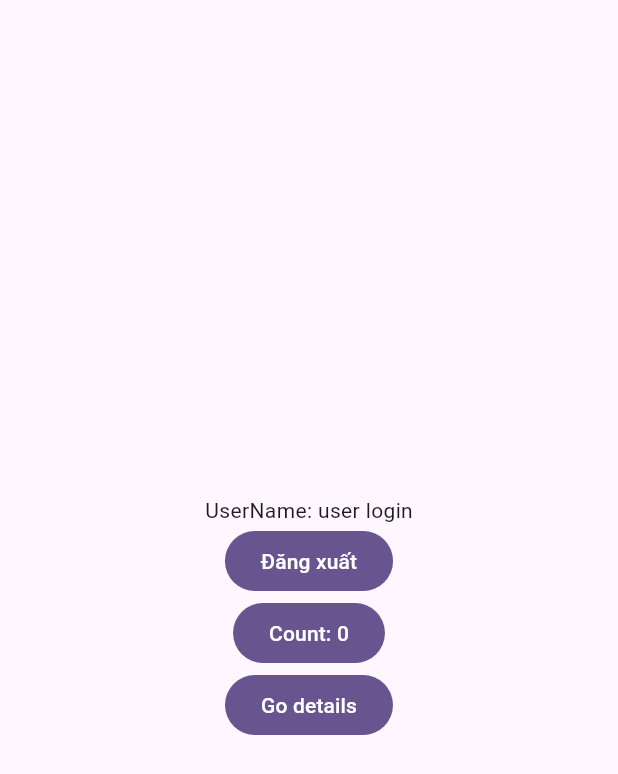
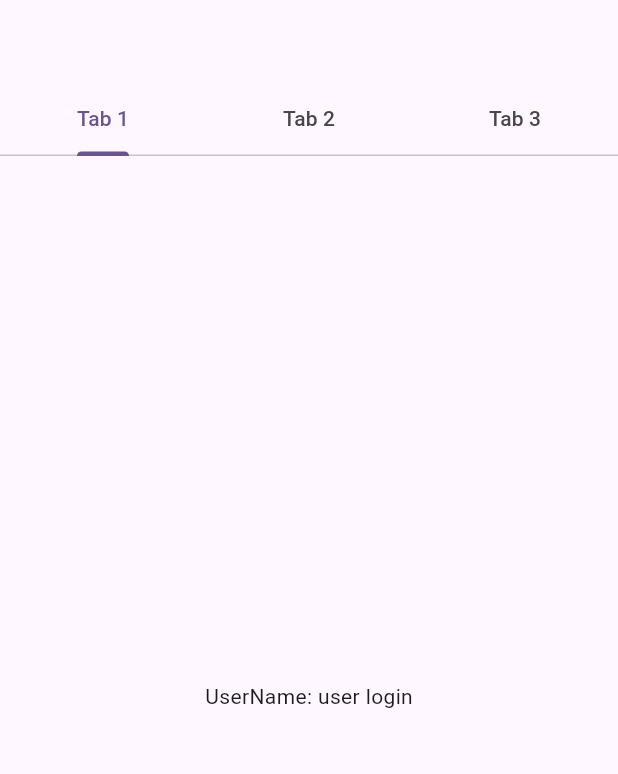
Before and after one commit to CK1412/flutter-template, a Flutter app: the screen it shows after launch, after a tap on "Đăng nhập", on a phone screen of 412 x 824 dp. Shown: the top 774 px of the screen. Run offline on Flutter 3.47's test engine with Material 2 defaults, Android fonts, the phone set to English and light mode, and no system bars; our stand-ins replace bloc_concurrency, equatable, flutter_bloc, flutter_secure_storage, get_it, go_router and 1 more; accounts and stored records are empty.

Commit message:
create nested navigation example with tabview

```diff
--- a/lib/app/navigation/app_router.dart
+++ b/lib/app/navigation/app_router.dart
@@ -9,7 +9,6 @@ import 'package:flutter_web_template/presentation/pages/details/details_page.dar
 import 'package:flutter_web_template/presentation/pages/home/home_page.dart';
 import 'package:flutter_web_template/presentation/pages/login/login_page.dart';
 import 'package:flutter_web_template/presentation/pages/sign_up/sign_up_page.dart';
-import 'package:flutter_web_template/shared/observers/app_navigator_observer.dart';
 import 'package:go_router/go_router.dart';
 
 import '../dependencies.dart';
@@ -21,15 +20,29 @@ class AppRouter {
 
   final GoRouter _router = GoRouter(
     navigatorKey: _rootNavigatorKey,
-    observers: [
-      AppNavigatorObserver(),
-    ],
+    // observers: [
+    //   AppNavigatorObserver(),
+    // ],
+    debugLogDiagnostics: true,
     errorBuilder: (context, state) => const ErrorPage(),
     routes: [
       GoRoute(
         name: AppRoutes.root.name,
         path: AppRoutes.root.path,
-        builder: (context, state) => const HomePage(),
+        redirect: (context, state) => AppRoutes.home.initPath,
+      ),
+      GoRoute(
+        name: AppRoutes.home.name,
+        path: AppRoutes.home.path,
+        pageBuilder: (context, state) {
+          final tabIndexValue = state.pathParameters['tab'];
+          final tabIndex = int.tryParse(tabIndexValue.toString()) ?? 0;
+          return NoTransitionPage(
+            name: state.name,
+            key: state.pageKey,
+            child: HomePage(tabIndex: tabIndex),
+          );
+        },
         routes: [
           GoRoute(
             name: AppRoutes.details.name,
--- a/lib/app/navigation/app_routes.dart
+++ b/lib/app/navigation/app_routes.dart
@@ -1,6 +1,6 @@
 enum AppRoutes {
   root(name: 'root', path: '/'),
-  home(name: 'home', path: '/home'),
+  home(name: 'home', path: '/home/:tab'),
   login(name: 'login', path: '/accounts/login'),
   signUp(name: 'signUp', path: '/accounts/signup'),
   details(name: 'details', path: 'details');
@@ -22,3 +22,12 @@ enum AppRoutes {
   @override
   String toString() => name;
 }
+
+extension AppRoutesEx on AppRoutes {
+  String get initPath {
+    return switch (this) {
+      AppRoutes.home => '/home/0',
+      _ => '/',
+    };
+  }
+}
--- a/lib/presentation/pages/home/bloc/home_bloc.dart
+++ b/lib/presentation/pages/home/bloc/home_bloc.dart
@@ -12,6 +12,7 @@ class HomeBloc extends Bloc<HomeEvent, HomeState> {
   HomeBloc() : super(const HomeState()) {
     on<InitialData>(_onInitialData);
     on<CountIncreased>(_onCountIncreased, transformer: droppable());
+    on<TabIndexChanged>(_onTabIndexChanged);
   }
 
   FutureOr<void> _onInitialData(
@@ -19,6 +20,7 @@ class HomeBloc extends Bloc<HomeEvent, HomeState> {
     Emitter<HomeState> emit,
   ) {
     // init data state
+    emit(state.copyWith(tabIndex: event.tabIndex));
   }
 
   FutureOr<void> _onCountIncreased(
@@ -28,4 +30,11 @@ class HomeBloc extends Bloc<HomeEvent, HomeState> {
     await Future.delayed(const Duration(seconds: 1));
     emit(state.copyWith(count: state.count + 1));
   }
+
+  FutureOr<void> _onTabIndexChanged(
+    TabIndexChanged event,
+    Emitter<HomeState> emit,
+  ) {
+    emit(state.copyWith(tabIndex: event.value));
+  }
 }
--- a/lib/presentation/pages/home/bloc/home_event.dart
+++ b/lib/presentation/pages/home/bloc/home_event.dart
@@ -5,9 +5,17 @@ abstract class HomeEvent {
 }
 
 class InitialData extends HomeEvent {
-  InitialData();
+  final int? tabIndex;
+
+  InitialData({this.tabIndex});
 }
 
 class CountIncreased extends HomeEvent {
   CountIncreased();
 }
+
+class TabIndexChanged extends HomeEvent {
+  final int value;
+
+  TabIndexChanged(this.value);
+}
--- a/lib/presentation/pages/home/bloc/home_state.dart
+++ b/lib/presentation/pages/home/bloc/home_state.dart
@@ -2,23 +2,28 @@ part of 'home_bloc.dart';
 
 class HomeState extends Equatable {
   final BlocStatus blocStatus;
+
   final int count;
+  final int tabIndex;
 
   const HomeState({
     this.blocStatus = BlocStatus.success,
     this.count = 0,
+    this.tabIndex = 0,
   });
 
   @override
-  List<Object> get props => [blocStatus, count];
+  List<Object?> get props => [blocStatus, count, tabIndex];
 
   HomeState copyWith({
     BlocStatus? blocStatus,
     int? count,
+    int? tabIndex,
   }) {
     return HomeState(
       blocStatus: blocStatus ?? this.blocStatus,
       count: count ?? this.count,
+      tabIndex: tabIndex ?? this.tabIndex,
     );
   }
 }
--- a/lib/presentation/pages/home/home_page.dart
+++ b/lib/presentation/pages/home/home_page.dart
@@ -1,15 +1,17 @@
 import 'package:flutter/material.dart';
 import 'package:flutter_bloc/flutter_bloc.dart';
-import 'package:flutter_web_template/app/bloc/auth/auth_bloc.dart';
 import 'package:flutter_web_template/app/dependencies.dart';
-import 'package:flutter_web_template/app/navigation/app_navigator.dart';
-import 'package:flutter_web_template/app/navigation/app_routes.dart';
 import 'package:flutter_web_template/data/session/session_call_back.dart';
-import 'package:flutter_web_template/l10n/generated/l10n.dart';
 import 'package:flutter_web_template/presentation/pages/home/bloc/home_bloc.dart';
+import 'package:flutter_web_template/presentation/pages/home/widget/home_body.dart';
 
 class HomePage extends StatefulWidget {
-  const HomePage({super.key});
+  const HomePage({
+    super.key,
+    required this.tabIndex,
+  });
+
+  final int tabIndex;
 
   @override
   State<HomePage> createState() => _HomePageState();
@@ -31,8 +33,9 @@ class _HomePageState extends State<HomePage> with SessionCallback {
   @override
   Widget build(BuildContext context) {
     return BlocProvider(
-      create: (context) => getIt<HomeBloc>()..add(InitialData()),
-      child: const _Page(),
+      create: (context) =>
+          getIt<HomeBloc>()..add(InitialData(tabIndex: widget.tabIndex)),
+      child: HomeBody(tabIndex: widget.tabIndex),
     );
   }
 
@@ -46,51 +49,3 @@ class _HomePageState extends State<HomePage> with SessionCallback {
     // TODO: implement onSessionChanged
   }
 }
-
-class _Page extends StatelessWidget {
-  const _Page();
-
-  @override
-  Widget build(BuildContext context) {
-    return Scaffold(
-      body: Center(
-        child: Column(
-          mainAxisAlignment: MainAxisAlignment.center,
-          children: [
-            BlocBuilder<AuthBloc, AuthState>(
-              builder: (context, state) {
-                return Text('UserName: ${state.userInfo!.userName}');
-              },
-            ),
-            // Assets.icons.icFlutter.image(width: 100, height: 100),
-            FilledButton(
-              onPressed: () {
-                context.read<AuthBloc>().add(const AppLogoutRequested());
-              },
-              child: Text(L.current.logOut),
-            ),
-            BlocBuilder<HomeBloc, HomeState>(
-              builder: (context, state) {
-                return FilledButton(
-                  onPressed: () {
-                    context.read<HomeBloc>().add(CountIncreased());
-                  },
-                  child: Text('Count: ${state.count}'),
-                );
-              },
-            ),
-            FilledButton(
-              onPressed: () async {
-                AppNavigator.goNamed(
-                  AppRoutes.details.name,
-                  queryParameters: {'id': '4'},
-                );
-              },
-              child: const Text('Go details'),
-            ),
-          ],
-        ),
-      ),
-    );
-  }
-}
--- /dev/null
+++ b/lib/presentation/pages/home/widget/home_body.dart
@@ -0,0 +1,95 @@
+import 'package:flutter/material.dart';
+import 'package:flutter_bloc/flutter_bloc.dart';
+import 'package:flutter_web_template/app/navigation/app_navigator.dart';
+import 'package:flutter_web_template/app/navigation/app_routes.dart';
+import 'package:flutter_web_template/presentation/pages/home/bloc/home_bloc.dart';
+import 'package:flutter_web_template/presentation/pages/home/widget/home_tab_view_one.dart';
+import 'package:flutter_web_template/presentation/pages/home/widget/home_tab_view_three.dart';
+import 'package:flutter_web_template/presentation/pages/home/widget/home_tab_view_two.dart';
+
+class HomeBody extends StatefulWidget {
+  const HomeBody({
+    super.key,
+    required this.tabIndex,
+  });
+
+  final int tabIndex;
+
+  @override
+  State<HomeBody> createState() => _HomeBodyState();
+}
+
+class _HomeBodyState extends State<HomeBody> with TickerProviderStateMixin {
+  final List<({Tab tabBar, Widget tabView})> _tabs = [
+    (
+      tabBar: const Tab(text: 'Tab 1'),
+      tabView: const HomeTabViewOne(),
+    ),
+    (
+      tabBar: const Tab(text: 'Tab 2'),
+      tabView: const HomeTabViewTwo(),
+    ),
+    (
+      tabBar: const Tab(text: 'Tab 3'),
+      tabView: const HomeTabViewThree(),
+    ),
+  ];
+
+  late final TabController _tabController;
+
+  @override
+  void initState() {
+    super.initState();
+    _tabController = TabController(
+      length: _tabs.length,
+      vsync: this,
+      initialIndex: widget.tabIndex,
+    );
+  }
+
+  @override
+  void didUpdateWidget(covariant HomeBody oldWidget) {
+    super.didUpdateWidget(oldWidget);
+    if (oldWidget.tabIndex != widget.tabIndex) {
+      context.read<HomeBloc>().add(TabIndexChanged(widget.tabIndex));
+    }
+  }
+
+  @override
+  void dispose() {
+    _tabController.dispose();
+    super.dispose();
+  }
+
+  @override
+  Widget build(BuildContext context) {
+    return BlocListener<HomeBloc, HomeState>(
+      listener: (context, state) {
+        _tabController.index = state.tabIndex;
+      },
+      listenWhen: (previous, current) {
+        return previous.tabIndex != current.tabIndex;
+      },
+      child: Scaffold(
+        appBar: AppBar(
+          bottom: TabBar(
+            controller: _tabController,
+            tabs: _tabs.map((e) => e.tabBar).toList(),
+            onTap: (int index) {
+              context.read<HomeBloc>().add(TabIndexChanged(index));
+              AppNavigator.goRoute(
+                AppRoutes.home,
+                pathParameters: {'tab': '$index'},
+              );
+            },
+          ),
+        ),
+        // body: ,
+        body: TabBarView(
+          controller: _tabController,
+          children: _tabs.map((e) => e.tabView).toList(),
+        ),
+      ),
+    );
+  }
+}
--- /dev/null
+++ b/lib/presentation/pages/home/widget/home_tab_view_one.dart
@@ -0,0 +1,32 @@
+import 'package:flutter/material.dart';
+import 'package:flutter_bloc/flutter_bloc.dart';
+import 'package:flutter_web_template/app/bloc/auth/auth_bloc.dart';
+
+class HomeTabViewOne extends StatefulWidget {
+  const HomeTabViewOne({super.key});
+
+  @override
+  State<HomeTabViewOne> createState() => _HomeTabViewOneState();
+}
+
+class _HomeTabViewOneState extends State<HomeTabViewOne>
+    with AutomaticKeepAliveClientMixin {
+  @override
+  Widget build(BuildContext context) {
+    super.build(context);
+    return Column(
+      mainAxisAlignment: MainAxisAlignment.center,
+      children: [
+        BlocBuilder<AuthBloc, AuthState>(
+          builder: (context, state) {
+            return Text('UserName: ${state.userInfo!.userName}');
+          },
+        ),
+        // Assets.icons.icFlutter.image(width: 100, height: 100),
+      ],
+    );
+  }
+
+  @override
+  bool get wantKeepAlive => true;
+}
--- a/lib/presentation/pages/login/login_page.dart
+++ b/lib/presentation/pages/login/login_page.dart
@@ -23,7 +23,7 @@ class LoginPage extends StatelessWidget {
             ),
             TextButton.icon(
               onPressed: () {
-                AppNavigator.goNamed(AppRoutes.signUp.name);
+                AppNavigator.goRoute(AppRoutes.signUp);
               },
               icon: const Icon(Icons.arrow_back_ios),
               label: Text(L.current.signUp),
--- a/lib/presentation/pages/sign_up/sign_up_page.dart
+++ b/lib/presentation/pages/sign_up/sign_up_page.dart
@@ -23,7 +23,7 @@ class SignUpPage extends StatelessWidget {
             ),
             TextButton.icon(
               onPressed: () {
-                AppNavigator.goNamed(AppRoutes.login.name);
+                AppNavigator.goRoute(AppRoutes.login);
               },
               icon: const Icon(Icons.arrow_back_ios),
               label: Text(L.current.login),
--- a/pubspec.yaml
+++ b/pubspec.yaml
@@ -34,7 +34,7 @@ dev_dependencies:
   flutter_test:
     sdk: flutter
 
-  flutter_lints: ^2.0.0
+  flutter_lints: ^3.0.0
   json_serializable: ^6.7.1
   build_runner: any
   flutter_gen_runner: any
```
Also changed, not shown: analysis_options.yaml (+1 -16 lines), lib/presentation/pages/details/details_page.dart (+13 -1 lines), lib/presentation/pages/home/widget/home_tab_view_three.dart (added, +30 -0 lines), lib/presentation/pages/home/widget/home_tab_view_two.dart (added, +49 -0 lines), pubspec.lock.
